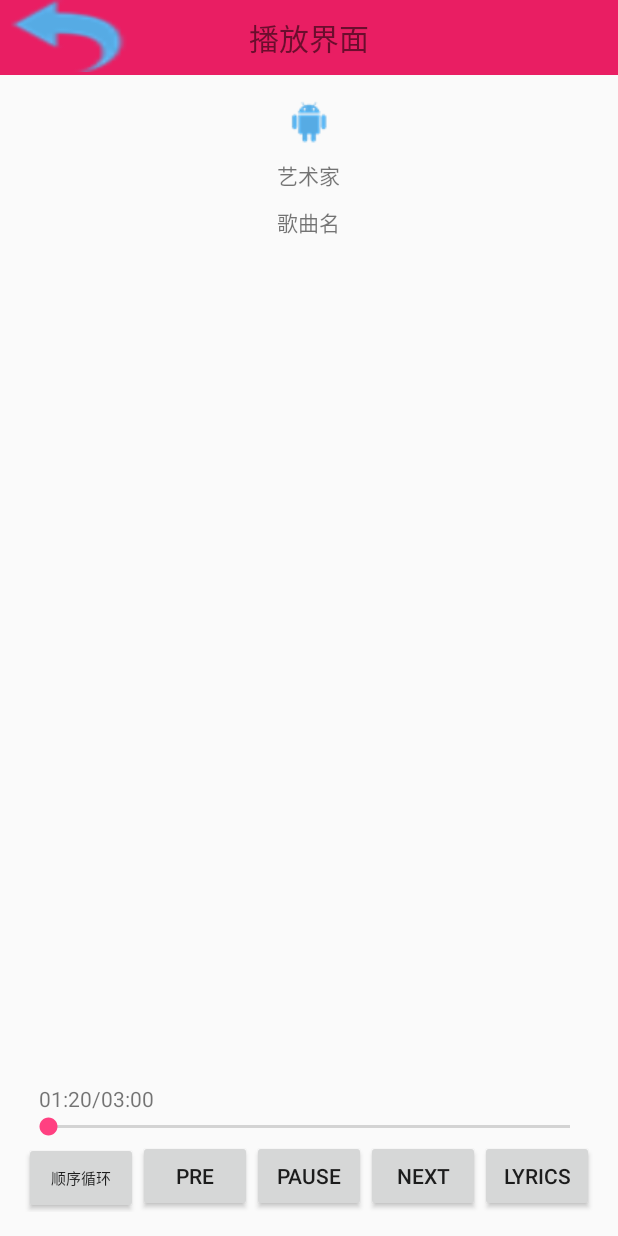
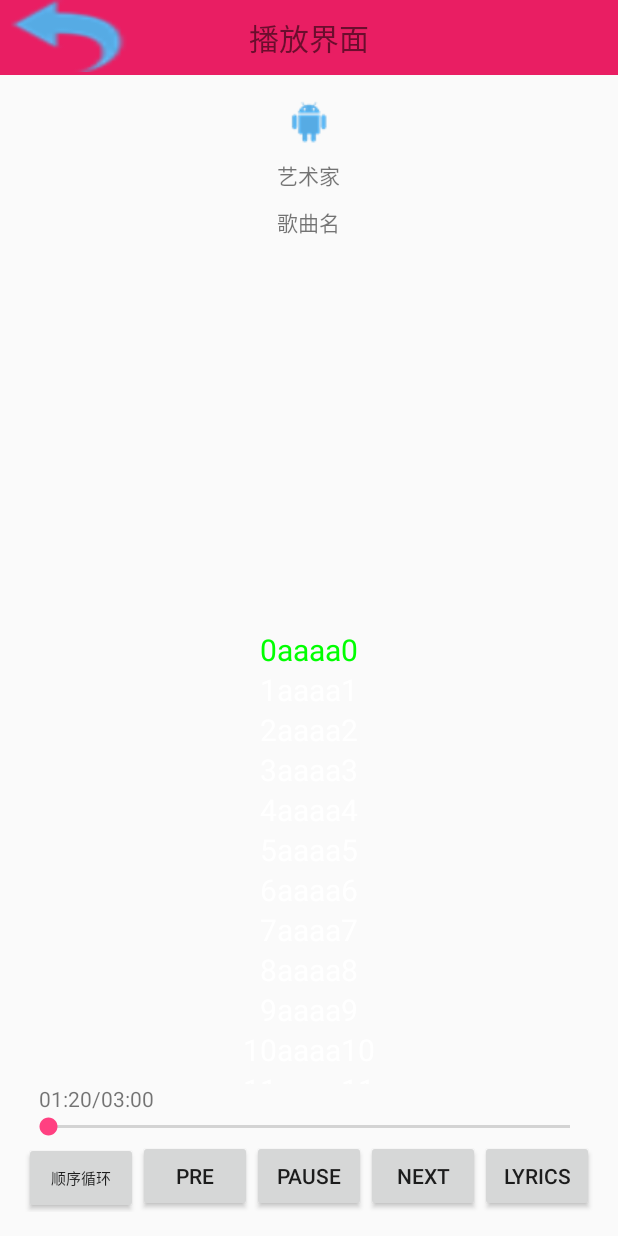
Before and after one commit to FortuneDream/MobilePlayer, an Android app: the AudioPlayActivity screen opened directly, with no data from a screen before it, on a phone screen of 412 x 824 dp. Run offline under Robolectric (Android 15) with nearby library versions, the phone set to English and light mode, and no system bars; 2 statements that could not run were skipped.

Commit message:
MP3歌词移动显示

```diff
--- /dev/null
+++ b/app/src/main/java/com/example/q/mobileplayer/bean/Lyric.java
@@ -0,0 +1,44 @@
+package com.example.q.mobileplayer.bean;
+
+/**
+ * Created by Q on 2016/6/4.
+ */
+//歌词三要素，歌词内容，歌词时间戳，歌词高亮显示的时间
+public class Lyric {
+    private String content;
+    private long timePoint;
+
+    public Lyric(String content, long timePoint, long sleepTime) {
+        this.content = content;
+        this.timePoint = timePoint;
+        this.sleepTime = sleepTime;
+    }
+
+    private long sleepTime;
+    public String getContent() {
+        return content;
+    }
+
+    public void setContent(String content) {
+        this.content = content;
+    }
+
+    public long getTimePoint() {
+        return timePoint;
+    }
+
+    public void setTimePoint(long timePoint) {
+        this.timePoint = timePoint;
+    }
+
+    public long getSleepTime() {
+        return sleepTime;
+    }
+
+    public void setSleepTime(long sleepTime) {
+        this.sleepTime = sleepTime;
+    }
+
+
+
+}
--- /dev/null
+++ b/app/src/main/java/com/example/q/mobileplayer/view/ShowLyricTextView.java
@@ -0,0 +1,136 @@
+package com.example.q.mobileplayer.view;
+
+import android.content.Context;
+import android.graphics.Canvas;
+import android.graphics.Color;
+import android.graphics.Paint;
+import android.util.AttributeSet;
+import android.widget.TextView;
+
+import com.example.q.mobileplayer.bean.Lyric;
+
+import java.util.ArrayList;
+
+/**
+ * Created by Q on 2016/6/2.
+ */
+//显示歌词
+public class ShowLyricTextView extends TextView {
+    private Paint currentPaint;
+    private Paint notCurrentPaint;
+    private ArrayList<Lyric> lyricArrayList;
+    private int index;//当前句歌词的位置
+    private int width;//当前控件的宽
+    private int height;//高
+    private float textHeight = 40;//每行的高度
+    private int currentPosition;
+    private long timePoint;//时间戳
+    private long sleepTime;//高亮显示时间
+
+    //根据播放进度计算该显示哪句歌词
+    public void setShowNextLyric(int currentPosition) {
+        this.currentPosition = currentPosition;
+        if (lyricArrayList == null) {
+            return;
+        }
+        //找出那句该高亮显示
+        for (int i = 1; i < lyricArrayList.size(); i++) {
+            if (currentPosition < lyricArrayList.get(i).getTimePoint()) {
+                int tempIndex = i - 1;//包含了第0句
+                //立刻找出符合高亮显示的那句歌词:得到歌词的位置，得到歌词的时间戳，歌词的内容
+                if (currentPosition >= lyricArrayList.get(tempIndex).getTimePoint()) {
+                    index = tempIndex;
+                    timePoint = lyricArrayList.get(tempIndex).getTimePoint();
+                    sleepTime = lyricArrayList.get(tempIndex).getSleepTime();
+                }
+            }
+        }
+        //导致onDraw方法执行
+        invalidate();
+
+    }
+
+    public ShowLyricTextView(Context context, AttributeSet attrs) {
+        super(context, attrs);
+        initView();
+    }
+
+    private void initView() {
+
+        //其他歌词的画笔
+        notCurrentPaint = new Paint();
+        notCurrentPaint.setColor(Color.WHITE);//设置颜色
+        notCurrentPaint.setAntiAlias(true);//设置抗锯齿
+        notCurrentPaint.setTextAlign(Paint.Align.CENTER);//文字居中
+        notCurrentPaint.setTextSize(30);
+
+        //当前歌词的画笔
+        currentPaint = new Paint();
+        currentPaint.setColor(Color.GREEN);//设置高亮颜色
+        currentPaint.setAntiAlias(true);//设置抗锯齿
+        currentPaint.setTextAlign(Paint.Align.CENTER);//文字居中
+        currentPaint.setTextSize(30);
+
+        //添加假设歌词
+        lyricArrayList = new ArrayList<>();
+        for (int i = 0; i < 200; i++) {
+            Lyric lyric = new Lyric(i + "aaaa" + i, 2000 * i, 2000);
+            //歌词添加到歌词列表中
+            lyricArrayList.add(lyric);
+        }
+    }
+
+    @Override
+    protected void onDraw(Canvas canvas) {
+        //super.onDraw(canvas);
+        //在Y轴上移动平移的坐标
+        float plus;
+        if (sleepTime == 0) {
+            plus = 0;
+        } else {
+            //平移的距离=刚开始的+移动这行的百分之多少的距离
+            //移动这行的百分之多少的距离=移动的速度*行的高度
+            float datel = ((currentPosition - timePoint) / sleepTime) * textHeight;
+            plus = textHeight + datel;
+            //dx，X的坐标
+            //dy，Y的坐标
+            canvas.translate(0, -plus);
+        }
+        if (lyricArrayList != null && lyricArrayList.size() > 0) {
+            //得到当前句的内容,画当前句歌词
+            String currentContent = lyricArrayList.get(index).getContent();
+            canvas.drawText(currentContent, width / 2, height / 2, currentPaint);
+            //画当前句前部分歌词
+            float tempY = height / 2;
+            for (int i = index - 1; i > 0; i--) {
+                String nextContent = lyricArrayList.get(i).getContent();
+                tempY -= textHeight;
+                canvas.drawText(nextContent, width / 2, tempY, notCurrentPaint);
+                if (tempY < 0) {//
+                    break;
+                }
+            }
+            //画当前句后部分歌词
+            for (int i = index + 1; i < lyricArrayList.size(); i++) {
+                String preContent = lyricArrayList.get(i).getContent();
+                tempY += textHeight;
+                canvas.drawText(preContent, width / 2, tempY, notCurrentPaint);
+                if (tempY > height) {
+                    break;
+                }
+            }
+        } else {
+            //画布，getWith(),得到屏幕的一般的宽
+            canvas.drawText("没有歌词", width / 2, height / 2, currentPaint);
+        }
+
+    }
+
+    //得到当前控件的宽和高
+    @Override
+    protected void onSizeChanged(int w, int h, int oldw, int oldh) {
+        super.onSizeChanged(w, h, oldw, oldh);
+        width = w;
+        height = h;
+    }
+}
--- a/app/src/main/res/layout/activity_audio_play.xml
+++ b/app/src/main/res/layout/activity_audio_play.xml
@@ -14,7 +14,8 @@
         android:layout_width="wrap_content"
         android:layout_height="wrap_content"
         android:layout_centerHorizontal="true"
-        android:src="@drawable/default_ico" />
+        android:src="@drawable/default_ico"
+        tools:ignore="contentDescription"/>
 
     <TextView
         android:id="@+id/artist_name_txt"
@@ -32,8 +33,16 @@
         android:layout_centerHorizontal="true"
         android:layout_marginTop="10dp"
         android:text="歌曲名" />
+    <!--注意此时填充父窗体还有设置位置在两个两个布局的中间-->
+    <com.example.q.mobileplayer.view.ShowLyricTextView
+        android:id="@+id/show_lrc_txt"
+        android:layout_below="@id/audio_name_txt"
+        android:layout_above="@+id/bottom_ll"
+        android:layout_width="match_parent"
+        android:layout_height="match_parent" />
 
     <LinearLayout
+        android:id="@+id/bottom_ll"
         android:layout_width="match_parent"
         android:layout_height="wrap_content"
         android:layout_alignParentBottom="true"
```
Also changed, not shown: app/src/main/java/com/example/q/mobileplayer/audio/AudioPlayActivity.java (+25 -12 lines), app/src/main/java/com/example/q/mobileplayer/service/MediaPlayerService.java (+15 -10 lines), app/src/main/java/com/example/q/mobileplayer/util/LyricParseUtil.java (added, +123 -0 lines), app/src/main/res/layout/activity_splash.xml (+7 -13 lines).
